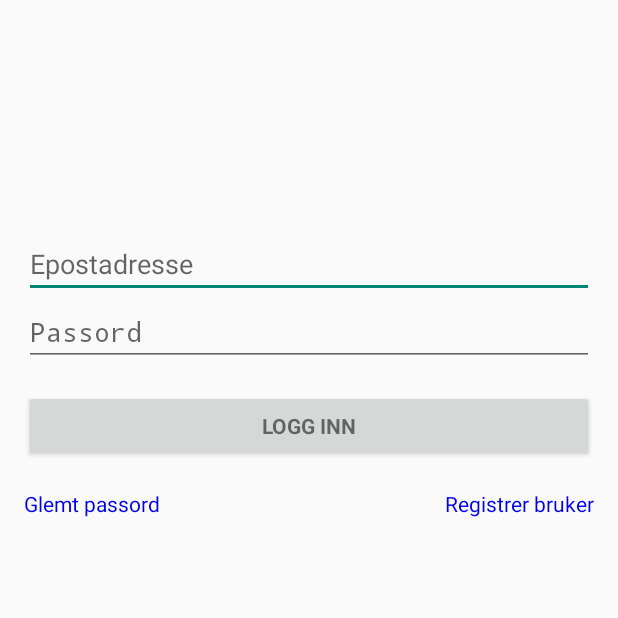
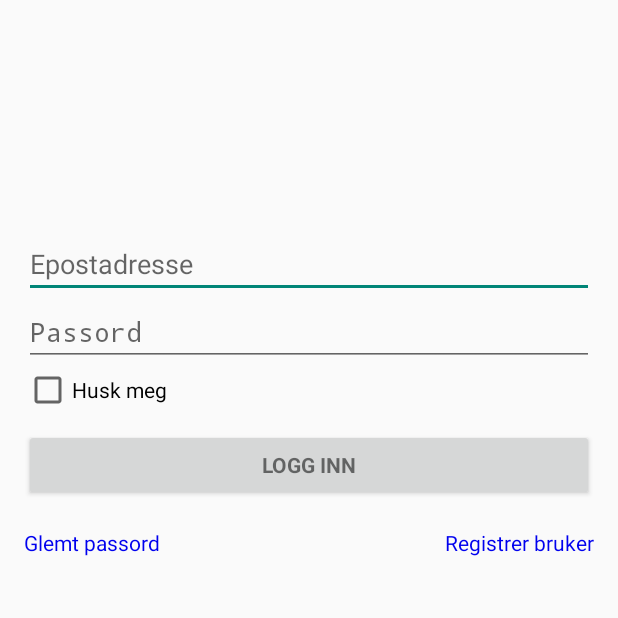
Before and after one commit to PeterHaro/Fiskinfoo, an Android app: the screen it shows after launch (LoginActivity), on a phone screen of 412 x 824 dp, the top half of it. Run offline under Robolectric (Android 15) with nearby library versions, the light colour scheme and no system bars; libraries missing offline, so code that uses them is left out: com.squareup.okhttp; 3 statements that could not run were skipped.

Commit message:
finished login logic, it works and can store user if requested

```diff
--- a/app/src/main/res/layout/activity_login.xml
+++ b/app/src/main/res/layout/activity_login.xml
@@ -72,13 +72,21 @@
                 android:maxLines="1"
                 android:singleLine="true" />
 
+            <CheckBox
+                android:layout_width="wrap_content"
+                android:layout_height="wrap_content"
+                android:text="@string/login_activity_remember_login"
+                android:id="@+id/login_checkbox"
+                android:layout_below="@+id/password_sign_in_edit_text"
+                android:layout_alignParentStart="true" />
+
             <Button
                 android:id="@+id/sign_in_button"
                 style="?android:textAppearanceSmall"
                 android:layout_width="match_parent"
                 android:layout_height="wrap_content"
-                android:layout_below="@+id/password_sign_in_edit_text"
-                android:layout_marginTop="16dp"
+                android:layout_below="@+id/login_checkbox"
+                android:layout_marginTop="10dp"
                 android:text="@string/action_sign_in"
                 android:textStyle="bold" />
 
@@ -100,6 +108,7 @@
                 android:layout_alignRight="@+id/sign_in_button"
                 android:text="@string/action_sign_up"
                 android:textColor="@color/hyperlink_blue" />
+
         </RelativeLayout>
 
     </RelativeLayout>
--- a/app/src/main/res/values/strings.xml
+++ b/app/src/main/res/values/strings.xml
@@ -18,4 +18,5 @@
     <string name="action_forgot_password">Glemt passord</string>
     <string name="action_sign_up">Registrer bruker</string>
     <string name="title_activity_my_page">MyPageActivity</string>
+    <string name="login_activity_remember_login">Husk meg</string>
 </resources>
```
Also changed, not shown: app/src/main/java/fiskinfoo/no/sintef/fiskinfoo/Implementation/User.java (+43 -1 lines), app/src/main/java/fiskinfoo/no/sintef/fiskinfoo/LoginActivity.java (+43 -11 lines).
